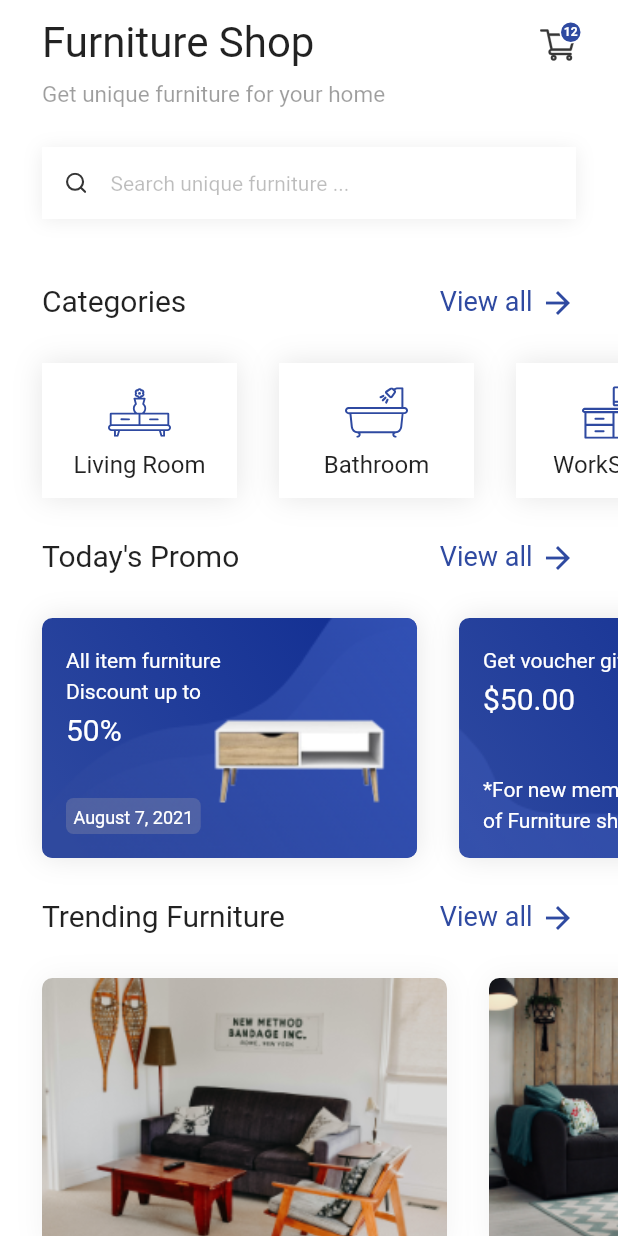
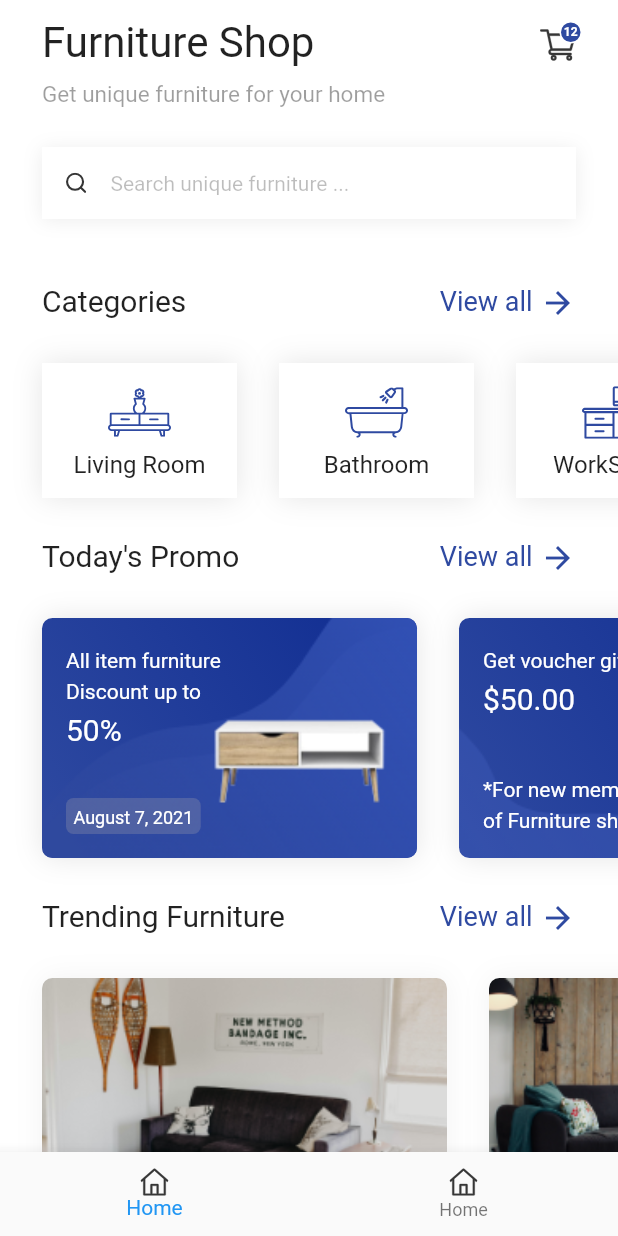
Before and after one commit to jobic10/flutter-furniture-ui, a Flutter app: the screen it shows after launch, on a phone screen of 412 x 824 dp. Run offline on Flutter 3.47's test engine with Material 2 defaults, Android fonts, the phone set to English and light mode, and no system bars; our stand-ins replace flutter_svg.

Commit message:
Start of bottomBar

```diff
--- a/lib/screens/home/home_screen.dart
+++ b/lib/screens/home/home_screen.dart
@@ -1,5 +1,6 @@
 import 'package:flutter/material.dart';
 import 'package:furniture_ui/data/fake.dart';
+import 'package:furniture_ui/widgets/app_bottom_nav.dart';
 import 'package:furniture_ui/widgets/category_card.dart';
 import 'package:furniture_ui/widgets/header.dart';
 import 'package:furniture_ui/widgets/image_card.dart';
@@ -17,6 +18,7 @@ class _HomeScreenState extends State<HomeScreen> {
   @override
   Widget build(BuildContext context) {
     return Scaffold(
+      bottomNavigationBar: AppBottomNavigation(),
       body: SafeArea(
         child: SingleChildScrollView(
           child: Column(
--- /dev/null
+++ b/lib/widgets/app_bottom_nav.dart
@@ -0,0 +1,23 @@
+import 'package:flutter/material.dart';
+import 'package:flutter_svg/svg.dart';
+
+class AppBottomNavigation extends StatefulWidget {
+  const AppBottomNavigation({Key? key}) : super(key: key);
+
+  @override
+  _AppBottomNavigationState createState() => _AppBottomNavigationState();
+}
+
+class _AppBottomNavigationState extends State<AppBottomNavigation> {
+  @override
+  Widget build(BuildContext context) {
+    return BottomNavigationBar(
+      items: [1, 2].map((i) {
+        return BottomNavigationBarItem(
+          label: 'Home',
+          icon: SvgPicture.asset('assets/icons/home.svg'),
+        );
+      }).toList(),
+    );
+  }
+}
```
